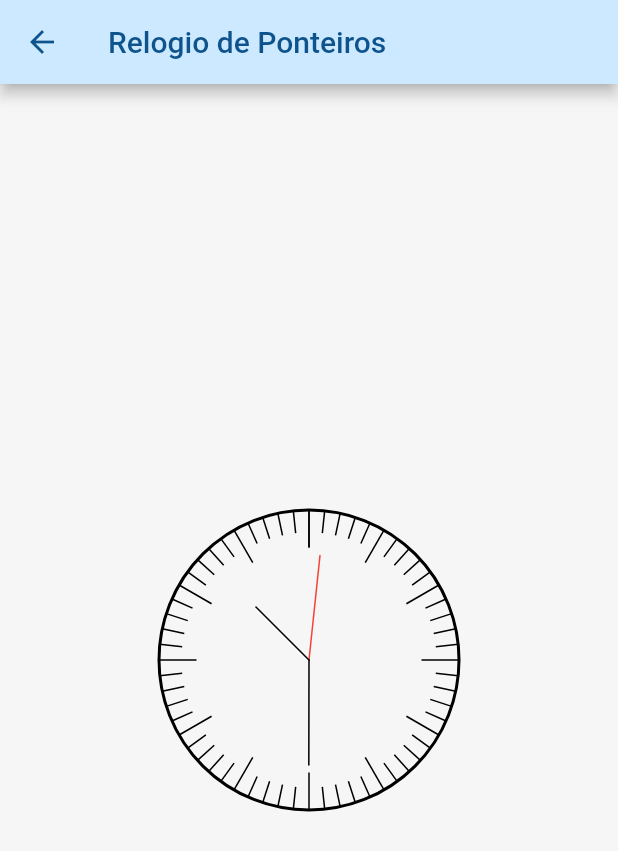
After one commit to VTVinicius/playground_flutter, a Flutter app: the CanvasOptionsScreen screen opened directly, after a tap on "Clock Screen", on a phone screen of 412 x 824 dp. The commit adds this screen. Shown: the top 851 px of the screen. Run offline on Flutter 3.47's test engine with Material 2 defaults, Android fonts, the phone set to English and light mode, and no system bars; our stand-ins replace dio, firebase_core, firebase_crashlytics, flutter_secure_storage, fluttertoast, get_it and 1 more; missing offline and left inert: dio_http_cache; accounts and stored records are empty; statements that could not run were skipped.

Commit message:
Relogio e Weight Picker

```diff
--- a/lib/di/setup_get_it.dart
+++ b/lib/di/setup_get_it.dart
@@ -16,6 +16,7 @@ import 'package:playground_flutter/domain/usecase/address/save_address_usecase.d
 import 'package:playground_flutter/domain/usecase/address/save_last_cep_usecase.dart';
 
 import '../domain/usecase/address/get_all_addresses_usecase.dart';
+import '../presentation/feature_canvas/clock/clock_viewmodel.dart';
 import '../presentation/features_features/feature_address/address/address_view_model.dart';
 import '../presentation/features_features/feature_address/history/history_viewmodel.dart';
 
@@ -64,6 +65,7 @@ void viewModelModule() {
   getIt.registerFactory<HistoryViewModel>(() => HistoryViewModel(
         getIt.get<GetAllAddressesUseCase>(),
       ));
+  getIt.registerFactory<ClockViewModel>(() => ClockViewModel());
 }
 
 void domainModule() {
--- a/lib/presentation/feature_canvas/canvas_options_screen.dart
+++ b/lib/presentation/feature_canvas/canvas_options_screen.dart
@@ -1,4 +1,6 @@
 import 'package:flutter/material.dart';
+import 'package:playground_flutter/presentation/feature_canvas/clock/clock_screen.dart';
+import 'package:playground_flutter/presentation/feature_canvas/weigth_picker/weight_picker_screen.dart';
 
 import '../../uikit/theme/app_colors.dart';
 import '../../uikit/widgets/app_bar/custom_app_bar.dart';
@@ -22,14 +24,24 @@ class CanvasOptionsScreen extends StatelessWidget {
           mainAxisAlignment: MainAxisAlignment.center,
           children: [
             OptionsCustomButton(
-              onPressed: () {},
-              text: "Em Breve",
+              onPressed: () {
+                Navigator.push(
+                    context,
+                    MaterialPageRoute(
+                        builder: ((context) => const ClockScreen())));
+              },
+              text: "Clock Screen",
               buttonColor: AppColors.blueCanvasLight,
               textColor: AppColors.blueCanvasDark,
             ),
             OptionsCustomButton(
-              onPressed: () {},
-              text: "Em Breve",
+              onPressed: () {
+                Navigator.push(
+                    context,
+                    MaterialPageRoute(
+                        builder: ((context) => const WeightPickerScreen())));
+              },
+              text: "Weight Picker",
               buttonColor: AppColors.blueCanvasLight,
               textColor: AppColors.blueCanvasDark,
             ),
--- /dev/null
+++ b/lib/presentation/feature_canvas/clock/clock_component.dart
@@ -0,0 +1,175 @@
+import 'dart:math';
+import 'package:flutter/material.dart';
+
+class ClockExercise extends StatelessWidget {
+  final double seconds;
+  final double minutes;
+  final double hours;
+  final double scaleWidth;
+  final double radius;
+  final ScaleStyle2 style;
+
+  ClockExercise({
+    this.seconds = 0,
+    this.minutes = 0,
+    this.hours = 0,
+    this.style = const ScaleStyle2(),
+    this.scaleWidth = 100,
+    this.radius = 50,
+  });
+
+  @override
+  Widget build(BuildContext context) {
+    return CustomPaint(
+      painter: _ClockPainter(seconds, minutes, hours, scaleWidth, radius, style),
+      size: Size(2 * (radius + scaleWidth / 2), 2 * (radius + scaleWidth / 2)),
+    );
+  }
+}
+
+class _ClockPainter extends CustomPainter {
+  final double seconds;
+  final double minutes;
+  final double hours;
+  final double scaleWidth;
+  final double radius;
+  final ScaleStyle2 style;
+
+  _ClockPainter(
+      this.seconds,
+      this.minutes,
+      this.hours,
+      this.scaleWidth,
+      this.radius,
+      this.style,
+      );
+
+  @override
+  void paint(Canvas canvas, Size size) {
+    final center = Offset(size.width / 2, size.height / 2);
+    final circleCenter = Offset(center.dx, scaleWidth / 2 + radius);
+
+    final outerRadius = radius + scaleWidth / 2;
+
+    // Draw circle
+    final circlePaint = Paint()
+      ..strokeWidth = 2
+      ..color = Colors.black
+      ..style = PaintingStyle.stroke
+      ..isAntiAlias = true;
+    canvas.drawCircle(circleCenter, radius + scaleWidth / 2, circlePaint);
+
+    // Draw scales
+    for (int i = 0; i <= 360; i++) {
+      final angleInRad = (i - 90) * (pi / 180);
+      final lineType = i % 30 == 0
+          ? LineType.fiveStep
+          : i % 6 == 0
+          ? LineType.normal
+          : LineType.tenStep;
+      final lineLength = style.getLineLength(lineType);
+      final lineColor = style.getLineColor(lineType);
+      final lineStart = Offset(
+        (outerRadius - lineLength) * cos(angleInRad) + circleCenter.dx,
+        (outerRadius - lineLength) * sin(angleInRad) + circleCenter.dy,
+      );
+      final lineEnd = Offset(
+        outerRadius * cos(angleInRad) + circleCenter.dx,
+        outerRadius * sin(angleInRad) + circleCenter.dy,
+      );
+
+      canvas.drawLine(lineStart, lineEnd, Paint()..color = lineColor..strokeWidth = 1);
+    }
+
+    // Draw clock hands
+    final handPaint = (Color color) => Paint()
+      ..color = color
+      ..strokeWidth = 1
+      ..strokeCap = StrokeCap.round;
+
+    canvas.save();
+    canvas.translate(circleCenter.dx, circleCenter.dy);
+    canvas.rotate(seconds * (360 / 60) * (pi / 180));
+    canvas.drawLine(Offset.zero, Offset(0, -(radius + 20)), handPaint(style.scaleIndicator1Color));
+    canvas.restore();
+
+    canvas.save();
+    canvas.translate(circleCenter.dx, circleCenter.dy);
+    canvas.rotate(hours * (360 / 12) * (pi / 180));
+    canvas.drawLine(Offset.zero, Offset(0, -radius), handPaint(style.scaleIndicator2Color));
+    canvas.restore();
+
+    canvas.save();
+    canvas.translate(circleCenter.dx, circleCenter.dy);
+    canvas.rotate(minutes * (360 / 60) * (pi / 180));
+    canvas.drawLine(Offset.zero, Offset(0, -(radius + 20)), handPaint(style.scaleIndicator3Color));
+    canvas.restore();
+  }
+
+  @override
+  bool shouldRepaint(covariant CustomPainter oldDelegate) {
+    return true;
+  }
+}
+
+class ScaleStyle2 {
+  final double scaleWidth;
+  final double radius;
+  final Color normalLineColor;
+  final Color fiveStepLineColor;
+  final Color tenStepLineColor;
+  final double normalLineLength;
+  final double fiveStepLineLength;
+  final double tenStepLineLength;
+  final Color scaleIndicator1Color;
+  final Color scaleIndicator2Color;
+  final Color scaleIndicator3Color;
+  final double scaleIndicator1Length;
+  final double scaleIndicator2Length;
+  final double scaleIndicator3Length;
+  final double textSize;
+
+  const ScaleStyle2({
+    this.scaleWidth = 100,
+    this.radius = 550,
+    this.normalLineColor = Colors.black,
+    this.fiveStepLineColor = Colors.black,
+    this.tenStepLineColor = Colors.black,
+    this.normalLineLength = 15,
+    this.fiveStepLineLength = 25,
+    this.tenStepLineLength = 0,
+    this.scaleIndicator1Color = Colors.red,
+    this.scaleIndicator2Color = Colors.black,
+    this.scaleIndicator3Color = Colors.black,
+    this.scaleIndicator1Length = 100,
+    this.scaleIndicator2Length = 90,
+    this.scaleIndicator3Length = 80,
+    this.textSize = 18,
+  });
+
+  double getLineLength(LineType lineType) {
+    switch (lineType) {
+      case LineType.normal:
+        return normalLineLength;
+      case LineType.fiveStep:
+        return fiveStepLineLength;
+      case LineType.tenStep:
+      default:
+        return tenStepLineLength;
+    }
+  }
+
+  Color getLineColor(LineType lineType) {
+    switch (lineType) {
+      case LineType.normal:
+        return normalLineColor;
+      case LineType.fiveStep:
+        return fiveStepLineColor;
+      case LineType.tenStep:
+      default:
+        return tenStepLineColor;
+    }
+  }
+}
+
+enum LineType { normal, fiveStep, tenStep }
--- /dev/null
+++ b/lib/presentation/feature_canvas/clock/clock_screen.dart
@@ -0,0 +1,62 @@
+import 'package:flutter/material.dart';
+import 'package:get_it/get_it.dart';
+import 'package:playground_flutter/presentation/feature_canvas/clock/clock_viewmodel.dart';
+import 'package:provider/provider.dart';
+
+import '../../../uikit/theme/app_colors.dart';
+import '../../../uikit/widgets/app_bar/custom_app_bar.dart';
+import 'clock_component.dart';
+import 'clock_state.dart';
+
+class ClockScreen extends StatefulWidget {
+  const ClockScreen({Key? key}) : super(key: key);
+
+  @override
+  State<ClockScreen> createState() => _MyClockScreen();
+}
+
+class _MyClockScreen extends State<ClockScreen> {
+  @override
+  Widget build(BuildContext context) {
+    return ChangeNotifierProvider(
+      create: (_) => GetIt.instance.get<ClockViewModel>(),
+      child: Builder(
+        builder: (BuildContext context) {
+          ClockViewModel viewModel = Provider.of<ClockViewModel>(context, listen: false);
+          return Stack(
+            children: [
+              Scaffold(
+                backgroundColor: AppColors.background,
+                appBar: CustomAppBar(
+                  backgroundColor: AppColors.blueCanvasLight,
+                  textColor: AppColors.blueCanvasDark,
+                  titleText: "Relogio de Ponteiros",
+                ),
+                body: Column(
+                  mainAxisAlignment: MainAxisAlignment.center,
+                  crossAxisAlignment: CrossAxisAlignment.center,
+                  children: [
+                    ValueListenableBuilder<ClockState>(
+                      valueListenable: viewModel.state,
+                      builder: (context, clockState, _){
+                          viewModel.runClock();
+                        return Center(
+                          child:
+                          ClockExercise(
+                            seconds: clockState.seconds,
+                            minutes: clockState.minutes,
+                            hours: clockState.hours,
+                          ),
+                        );
+                      },
+                    ),
+                  ],
+                ),
+              ),
+            ],
+          );
+        },
+      ),
+    );
+  }
+}
--- /dev/null
+++ b/lib/presentation/feature_canvas/clock/clock_state.dart
@@ -0,0 +1,23 @@
+class ClockState {
+  double seconds;
+  double minutes;
+  double hours;
+
+  ClockState({
+    required this.seconds,
+    required this.minutes,
+    required this.hours,
+  });
+
+  ClockState copyWith({
+    required double seconds,
+    required double minutes,
+    required double hours,
+  }) {
+    return ClockState(
+      seconds: seconds ?? this.seconds,
+      minutes: minutes ?? this.minutes,
+      hours: hours ?? this.hours,
+    );
+  }
+}
--- /dev/null
+++ b/lib/presentation/feature_canvas/clock/clock_viewmodel.dart
@@ -0,0 +1,26 @@
+import 'dart:async';
+
+import 'package:flutter/cupertino.dart';
+import 'package:playground_flutter/core/base_response.dart';
+
+import 'clock_state.dart';
+
+class ClockViewModel extends ChangeNotifier {
+  final ValueNotifier<ClockState> _state =
+      ValueNotifier<ClockState>(ClockState(seconds: DateTime.now().second.toDouble(), minutes: DateTime.now().minute.toDouble(), hours: DateTime.now().hour.toDouble()));
+
+  ValueNotifier<ClockState> get state => _state;
+
+  ClockViewModel();
+
+  void runClock() {
+    Timer.periodic(Duration(seconds: 1), (timer) {
+      DateTime now = DateTime.now();
+      _state.updateState((clockState) => clockState.copyWith(
+          seconds: now.second.toDouble(),
+          minutes: now.minute.toDouble() + now.second / 60,
+          hours: now.hour.toDouble() + now.minute / 60));
+      notifyListeners();
+    });
+  }
+}
--- /dev/null
+++ b/lib/presentation/feature_canvas/weigth_picker/weight_picker_screen.dart
@@ -0,0 +1,34 @@
+import 'package:flutter/material.dart';
+import 'package:playground_flutter/presentation/feature_canvas/weigth_picker/weight_picker.dart';
+
+import '../../../uikit/theme/app_colors.dart';
+import '../../../uikit/widgets/app_bar/custom_app_bar.dart';
+
+class WeightPickerScreen extends StatefulWidget {
+  const WeightPickerScreen({Key? key}) : super(key: key);
+
+  @override
+  State<WeightPickerScreen> createState() => _MyWeightPickerScreen();
+}
+
+class _MyWeightPickerScreen extends State<WeightPickerScreen> {
+  @override
+  Widget build(BuildContext context) {
+    return MaterialApp(
+      home: Scaffold(
+        appBar: AppBar(title: Text('Weight Picker')),
+        body: Center(
+          child: SizedBox(
+            height: 800,
+            width: 400,
+            child: WeightPicker(
+              onWeightChange: (weight) {
+                print('Weight changed: $weight');
+              },
+            ),
+          ),
+        ),
+      ),
+    );
+  }
+}
--- a/pubspec.yaml
+++ b/pubspec.yaml
@@ -48,6 +48,7 @@ dependencies:
   flutter_secure_storage: ^5.0.2
   path_provider: ^2.0.11
   path: ^1.8.2
+  flutter_hooks: ^0.18.6
   flutter:
     sdk: flutter
 
```
Also changed, not shown: lib/presentation/feature_canvas/weigth_picker/scale_style.dart (added, +31 -0 lines), lib/presentation/feature_canvas/weigth_picker/weight_picker.dart (added, +186 -0 lines), pubspec.lock.
